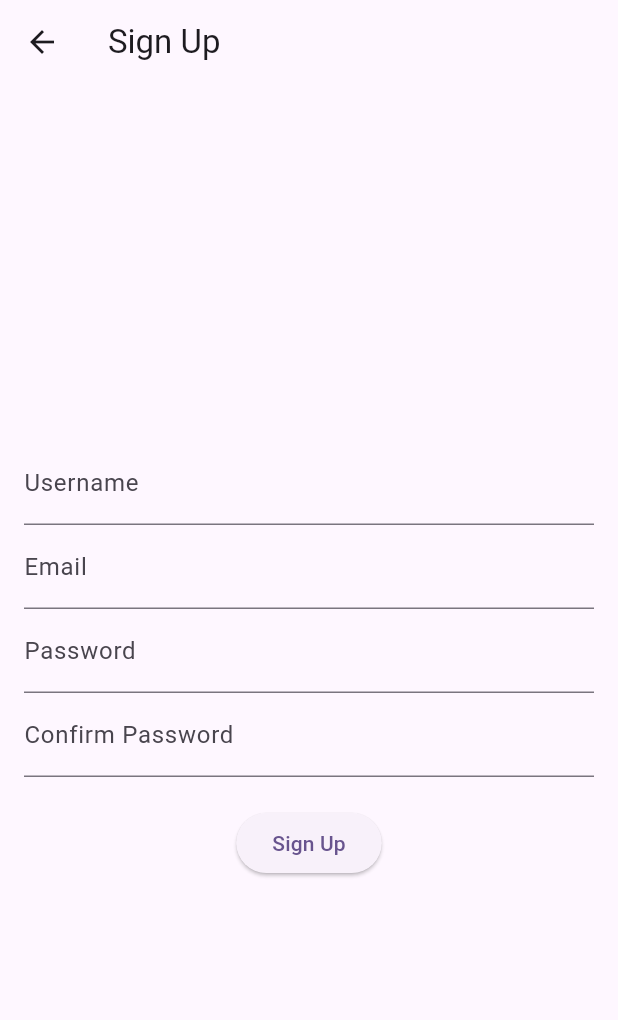
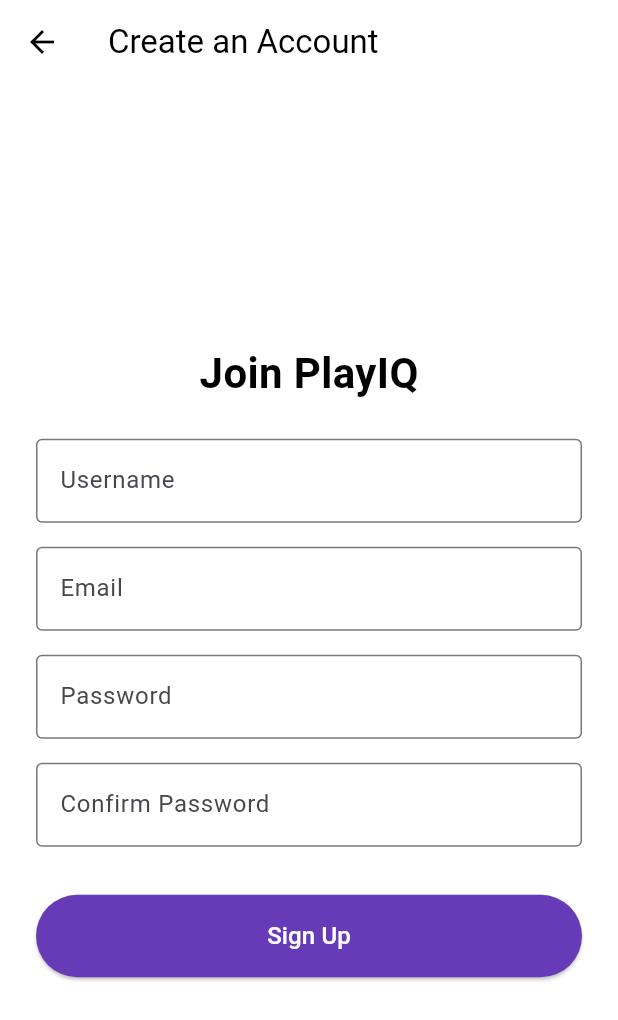
Before and after one commit to pvguevarra/PlayIQ, a Flutter app: the SignUpPage screen opened directly, on a phone screen of 412 x 824 dp. Shown: the top 1020 px of the screen. Run offline on Flutter 3.47's test engine with Material 3 defaults, Android fonts, the phone set to English and light mode, and no system bars; our stand-ins replace cloud_firestore, firebase_auth, firebase_core, geocoding, geolocator, iconsax and 1 more; accounts and stored records are empty.

Commit message:
Made UI improvements to signup_page

```diff
--- a/lib/signup_page.dart
+++ b/lib/signup_page.dart
@@ -11,14 +11,23 @@
 }
 
 class _SignUpPageState extends State<SignUpPage> {
+  // Firebase Authentication and Firestore instances
   final FirebaseAuth _auth = FirebaseAuth.instance;
   final FirebaseFirestore _firestore = FirebaseFirestore.instance;
+
+  // TextEditingControllers for user input
   final TextEditingController emailController = TextEditingController();
   final TextEditingController passwordController = TextEditingController();
-  final TextEditingController confirmPasswordController = TextEditingController();
+  final TextEditingController confirmPasswordController =
+      TextEditingController();
   final TextEditingController usernameController = TextEditingController();
 
+  // Flag to track loading state
+  bool _isLoading = false;
+
+  // Function to handle user sign-up
   Future<void> _signUp() async {
+    // Makes sure passwords match before attempting to sign up
     if (passwordController.text != confirmPasswordController.text) {
       ScaffoldMessenger.of(context).showSnackBar(
         const SnackBar(content: Text("Passwords do not match!")),
@@ -26,65 +35,103 @@
       return;
     }
 
+    //Starts the loading process
+    setState(() => _isLoading = true);
+
     try {
-      // Create user in Firebase Auth
-      UserCredential userCredential = await _auth.createUserWithEmailAndPassword(
+      // Creates a new user with email and password
+      final userCredential = await _auth.createUserWithEmailAndPassword(
         email: emailController.text.trim(),
         password: passwordController.text.trim(),
       );
-
-      // Store user info in Firestore with empty teamId
+      // Store additional user information in Firestore
       await _firestore.collection('users').doc(userCredential.user!.uid).set({
         'username': usernameController.text.trim(),
         'email': emailController.text.trim(),
         'teamId': '',
       });
-
-      // Navigate to Create/Join Team page
+      //Navigates to create or join team page
       Navigator.pushReplacement(
         context,
-        MaterialPageRoute(builder: (context) => const CreateJoinTeamPage()),
+        MaterialPageRoute(builder: (_) => const CreateJoinTeamPage()),
       );
     } catch (e) {
       ScaffoldMessenger.of(context).showSnackBar(
         SnackBar(content: Text("Signup Failed: ${e.toString()}")),
       );
+    } finally {
+      setState(() => _isLoading = false);
     }
+  }
+
+  Widget _buildTextField(TextEditingController controller, String label,
+      {bool obscure = false}) {
+    return Padding(
+      padding: const EdgeInsets.symmetric(vertical: 8.0),
+      child: TextField(
+        controller: controller,
+        obscureText: obscure,
+        decoration: InputDecoration(
+          labelText: label,
+          border: const OutlineInputBorder(),
+        ),
+      ),
+    );
   }
 
   @override
   Widget build(BuildContext context) {
     return Scaffold(
-      appBar: AppBar(title: const Text('Sign Up')),
+      backgroundColor: Colors.white, // White background
+      appBar: AppBar(
+        title: const Text('Create an Account'),
+        backgroundColor: Colors.white,
+        foregroundColor: Colors.black,
+        elevation: 0,
+      ),
       body: Padding(
-        padding: const EdgeInsets.all(16.0),
+        padding: const EdgeInsets.all(24.0),
+        child: Center(
+          child: SingleChildScrollView(
             child: Column(
-          mainAxisAlignment: MainAxisAlignment.center,
               children: [
-            TextField(
-              controller: usernameController,
-              decoration: const InputDecoration(labelText: 'Username'),
+                const Text(
+                  'Join PlayIQ',
+                  style: TextStyle(
+                    fontSize: 28,
+                    fontWeight: FontWeight.bold,
+                    color: Colors.black,
                   ),
-            TextField(
-              controller: emailController,
-              decoration: const InputDecoration(labelText: 'Email'),
                 ),
-            TextField(
-              controller: passwordController,
-              decoration: const InputDecoration(labelText: 'Password'),
-              obscureText: true,
+                //User input fields
+                const SizedBox(height: 16),
+                _buildTextField(usernameController, 'Username'),
+                _buildTextField(emailController, 'Email'),
+                _buildTextField(passwordController, 'Password', obscure: true),
+                _buildTextField(confirmPasswordController, 'Confirm Password',
+                    obscure: true),
+                const SizedBox(height: 24),
+                //Shows loading indicator when _isLoading is true
+                _isLoading
+                    ? const CircularProgressIndicator()
+                    : SizedBox(
+                        width: double.infinity,
+                        child: ElevatedButton(
+                          onPressed: _signUp,
+                          style: ElevatedButton.styleFrom(
+                            padding: const EdgeInsets.symmetric(vertical: 16),
+                            backgroundColor: Colors.deepPurple,
+                            foregroundColor: Colors.white, // Text color
                           ),
-            TextField(
-              controller: confirmPasswordController,
-              decoration: const InputDecoration(labelText: 'Confirm Password'),
-              obscureText: true,
+                          child: const Text(
+                            'Sign Up',
+                            style: TextStyle(fontSize: 16),
                           ),
-            const SizedBox(height: 20),
-            ElevatedButton(
-              onPressed: _signUp,
-              child: const Text('Sign Up'),
+                        ),
                       ),
               ],
+            ),
+          ),
         ),
       ),
     );
```
Lines whose indentation alone changed are shown as unchanged.
